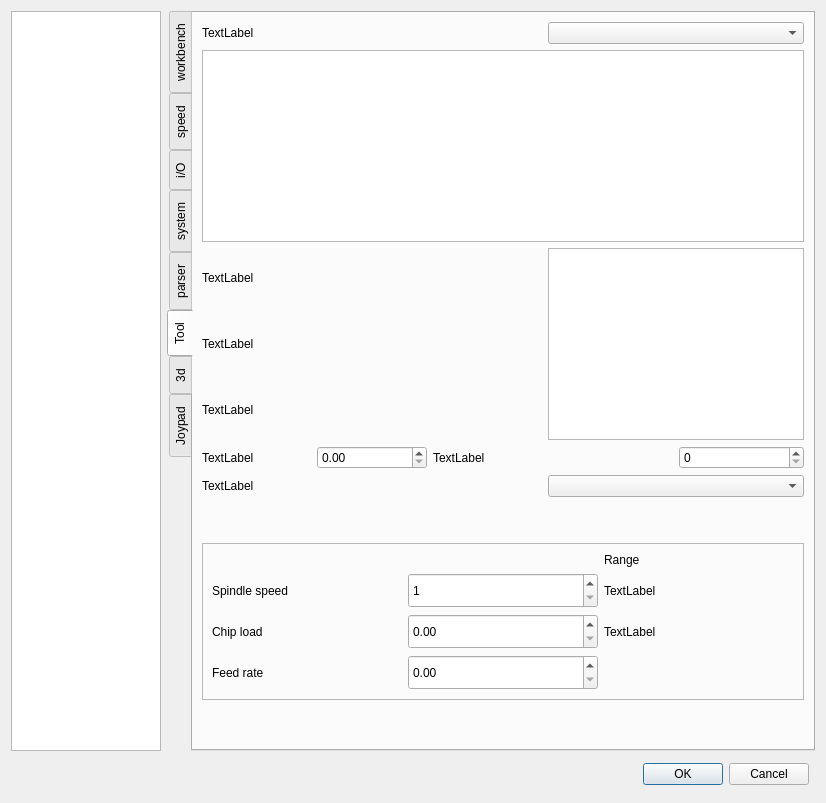
Old version of the form sources/forms/Settings.ui in the repository eduard-x/cnc-qt.
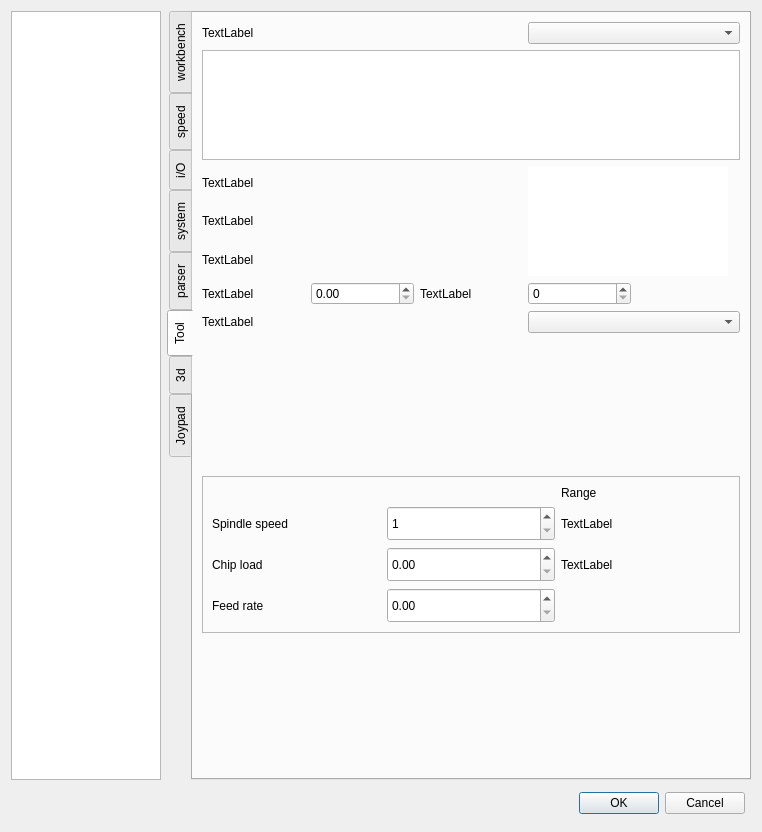
New version of the form.

Commit message: tool/material settings infos

```diff
--- a/sources/forms/Settings.ui
+++ b/sources/forms/Settings.ui
@@ -6,8 +6,8 @@
    <rect>
     <x>0</x>
     <y>0</y>
-    <width>826</width>
-    <height>794</height>
+    <width>762</width>
+    <height>832</height>
    </rect>
   </property>
   <property name="sizePolicy">
@@ -2381,6 +2381,24 @@
                <height>110</height>
               </size>
              </property>
+             <property name="maximumSize">
+              <size>
+               <width>200</width>
+               <height>110</height>
+              </size>
+             </property>
+             <property name="acceptDrops">
+              <bool>false</bool>
+             </property>
+             <property name="frameShape">
+              <enum>QFrame::NoFrame</enum>
+             </property>
+             <property name="verticalScrollBarPolicy">
+              <enum>Qt::ScrollBarAlwaysOff</enum>
+             </property>
+             <property name="horizontalScrollBarPolicy">
+              <enum>Qt::ScrollBarAlwaysOff</enum>
+             </property>
             </widget>
            </item>
            <item row="4" column="0" colspan="3">
@@ -2415,9 +2433,6 @@
            <item row="6" column="3" colspan="2">
             <widget class="QComboBox" name="comboBoxMaterial"/>
            </item>
-           <item row="5" column="4">
-            <widget class="QSpinBox" name="spinBox"/>
-           </item>
            <item row="0" column="0" colspan="3">
             <widget class="QLabel" name="labelTool">
              <property name="text">
@@ -2435,13 +2450,6 @@
              </property>
             </widget>
            </item>
-           <item row="5" column="2" colspan="2">
-            <widget class="QLabel" name="labelFlutes">
-             <property name="text">
-              <string>TextLabel</string>
-             </property>
-            </widget>
-           </item>
            <item row="2" column="0" colspan="3">
             <widget class="QLabel" name="labelDiam">
              <property name="sizePolicy">
@@ -2458,13 +2466,35 @@
            <item row="1" column="0" colspan="5">
             <widget class="QTextBrowser" name="textBrowser">
              <property name="sizePolicy">
-              <sizepolicy hsizetype="MinimumExpanding" vsizetype="Minimum">
+              <sizepolicy hsizetype="Minimum" vsizetype="Minimum">
                <horstretch>0</horstretch>
                <verstretch>0</verstretch>
               </sizepolicy>
              </property>
+             <property name="minimumSize">
+              <size>
+               <width>0</width>
+               <height>110</height>
+              </size>
+             </property>
+             <property name="maximumSize">
+              <size>
+               <width>16777215</width>
+               <height>110</height>
+              </size>
+             </property>
             </widget>
            </item>
+           <item row="5" column="2">
+            <widget class="QLabel" name="labelFlutes">
+             <property name="text">
+              <string>TextLabel</string>
+             </property>
+            </widget>
+           </item>
+           <item row="5" column="3">
+            <widget class="QSpinBox" name="spinBox"/>
+           </item>
           </layout>
          </item>
          <item row="3" column="0">
```
Left out of the diff: 22 changed lines with no effect on the pictures. The commit also changes 20 other files.
